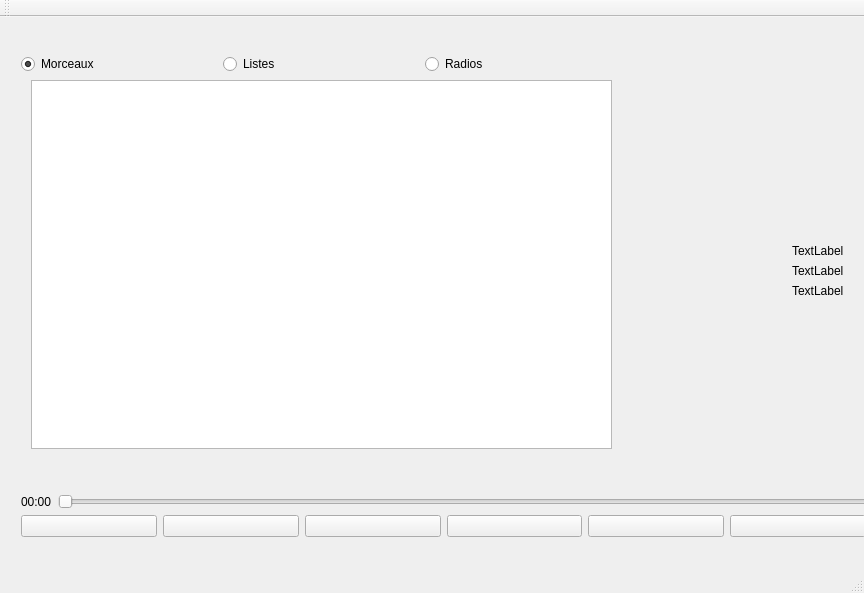
First picture: the form in client/mainwindow.ui, repository werew/mpv-gui, before the edit.
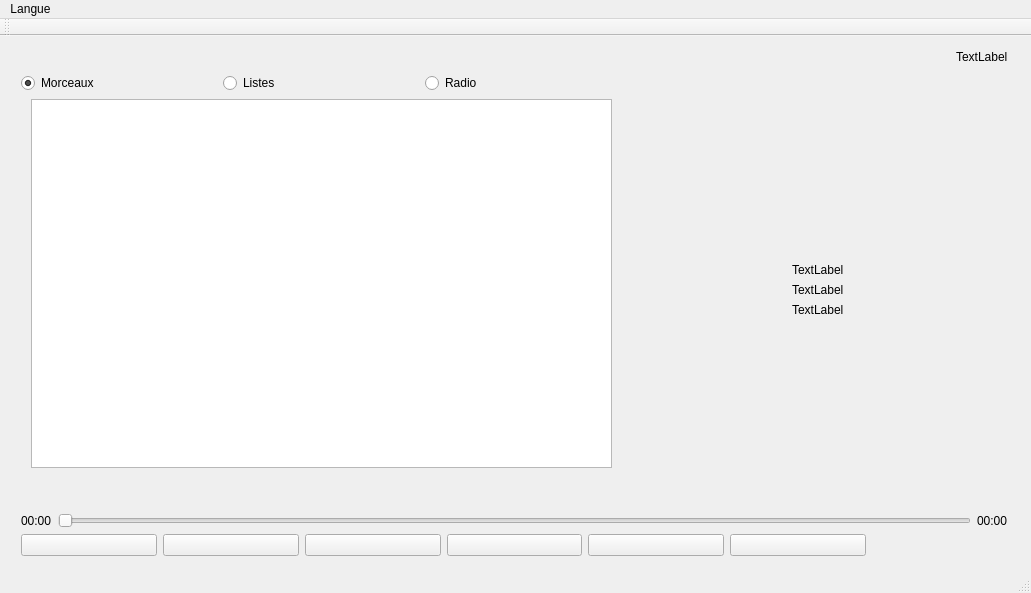
Second picture: the form after the edit. Icons and pictures are not drawn. Custom widgets are drawn as their Qt base class.

The edit to the form file:
```diff
--- a/client/mainwindow.ui
+++ b/client/mainwindow.ui
@@ -6,7 +6,7 @@
    <rect>
     <x>0</x>
     <y>0</y>
-    <width>864</width>
+    <width>1031</width>
     <height>593</height>
    </rect>
   </property>
@@ -74,7 +74,7 @@
            <item>
             <widget class="QRadioButton" name="radios">
              <property name="text">
-              <string>Radios</string>
+              <string>Radio</string>
              </property>
             </widget>
            </item>
@@ -192,6 +192,9 @@
            <property name="text">
             <string>TextLabel</string>
            </property>
+           <property name="wordWrap">
+            <bool>false</bool>
+           </property>
           </widget>
          </item>
          <item>
@@ -379,10 +382,19 @@
     <rect>
      <x>0</x>
      <y>0</y>
-     <width>864</width>
-     <height>29</height>
+     <width>1031</width>
+     <height>25</height>
     </rect>
    </property>
+   <widget class="QMenu" name="menuLangue">
+    <property name="title">
+     <string>Langue</string>
+    </property>
+    <addaction name="chgToFr"/>
+    <addaction name="chgToEn"/>
+    <addaction name="chgToIt"/>
+   </widget>
+   <addaction name="menuLangue"/>
   </widget>
   <widget class="QToolBar" name="mainToolBar">
    <attribute name="toolBarArea">
```
Left out of the diff: 15 changed lines with no effect on the pictures.
